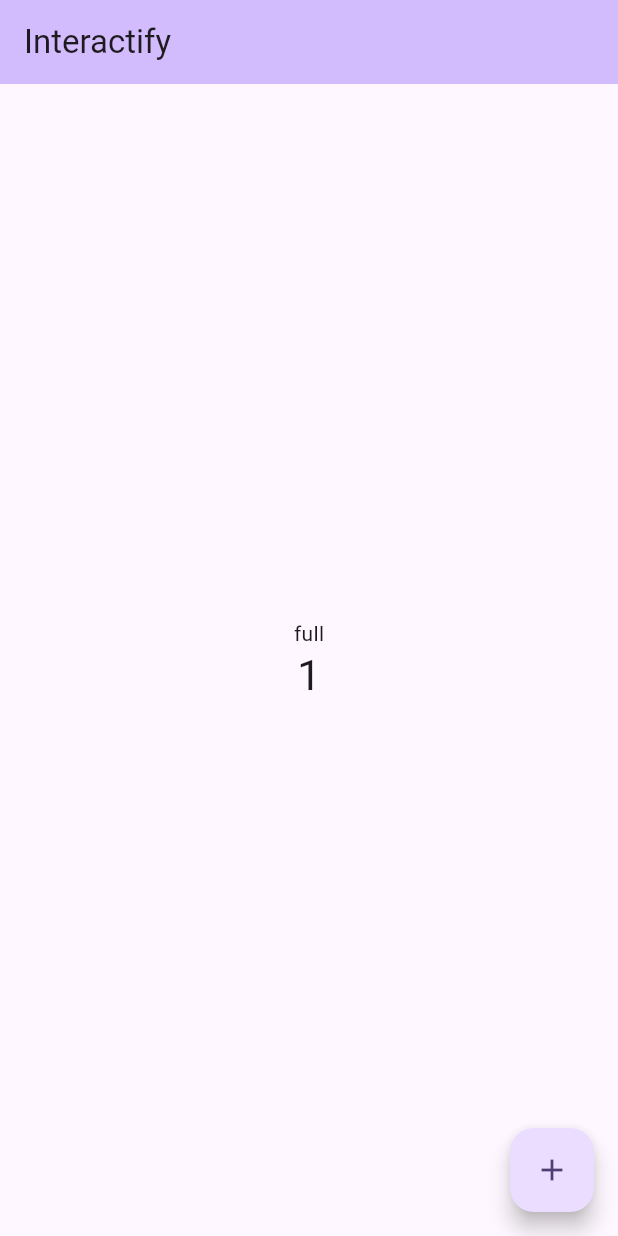
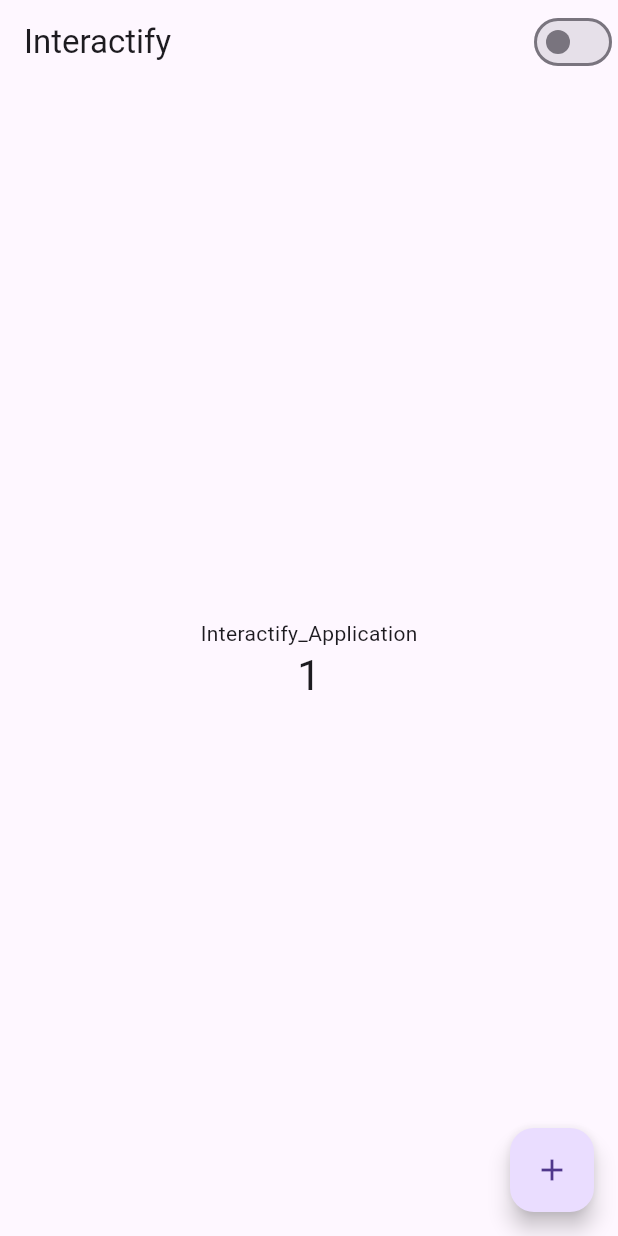
Before and after one commit to syapidyg/interactify-App, a Flutter app: the screen it shows after launch, after a tap on the "add" icon, on a phone screen of 412 x 824 dp. Run offline on Flutter 3.47's test engine with Material 3 defaults, Android fonts, the phone set to English and light mode, and no system bars; generated files the repository leaves out were written again.

Commit message:
Gestion des themes en suspend

```diff
--- a/Developpement/interactify_app/lib/Pages/my_home_page.dart
+++ b/Developpement/interactify_app/lib/Pages/my_home_page.dart
@@ -2,9 +2,15 @@
 import 'package:flutter_gen/gen_l10n/app_localizations.dart';
 
 class MyHomePage extends StatefulWidget {
-  const MyHomePage({super.key, required this.title});
+  const MyHomePage(
+      {super.key,
+      required this.title,
+      required this.isDarkMode,
+      required this.toggleTheme});
 
   final String title;
+  final bool isDarkMode;
+  final void Function(bool) toggleTheme;
 
   @override
   State<MyHomePage> createState() => _MyHomePageState();
@@ -22,23 +28,35 @@
   @override
   Widget build(BuildContext context) {
     final localizations = AppLocalizations.of(context)!;
+    print(widget.isDarkMode);
 
     return Scaffold(
       appBar: AppBar(
-        backgroundColor: Theme.of(context).colorScheme.inversePrimary,
         title: Text(widget.title),
+        actions: [
+          Switch(
+            value: widget.isDarkMode,
+            onChanged: (bool value) {
+              print("J$value" );
+              widget.toggleTheme(value);
+            },
+          ),
+        ],
       ),
       body: Center(
         child: Column(
           mainAxisAlignment: MainAxisAlignment.center,
           children: <Widget>[
-             Text(
-              localizations.appFull
-            ),
+            Text(localizations.appTitle),
             Text(
               '$_counter',
               style: Theme.of(context).textTheme.headlineMedium,
             ),
+            // ElevatedButton(
+            //     onPressed: widget.toggleTheme(true),
+            //     child: Text(widget.isDarkMode
+            //         ? 'Switch to Light Mode'
+            //         : 'Switch to Dark Mode')),
           ],
         ),
       ),
--- a/Developpement/interactify_app/lib/main.dart
+++ b/Developpement/interactify_app/lib/main.dart
@@ -6,36 +6,45 @@
   runApp(const MyApp());
 }
 
-class MyApp extends StatelessWidget {
+class MyApp extends StatefulWidget {
   const MyApp({super.key});
 
-  // This widget is the root of your application.
+  @override
+  State<MyApp> createState() => _MyAppState();
+}
+
+class _MyAppState extends State<MyApp> {
+  bool _isDarkMode = false;
+
+  void _toggleTheme(bool isDarkMode) {
+    setState(() {
+      _isDarkMode = isDarkMode;
+    });
+  }
+
   @override
   Widget build(BuildContext context) {
     return MaterialApp(
       title: 'Flutter Demo',
       localizationsDelegates: AppLocalizations.localizationsDelegates,
       supportedLocales: AppLocalizations.supportedLocales,
+      locale: Locale("fr"),
       theme: ThemeData(
-        // This is the theme of your application.
-        //
-        // TRY THIS: Try running your application with "flutter run". You'll see
-        // the application has a purple toolbar. Then, without quitting the app,
-        // try changing the seedColor in the colorScheme below to Colors.green
-        // and then invoke "hot reload" (save your changes or press the "hot
-        // reload" button in a Flutter-supported IDE, or press "r" if you used
-        // the command line to start the app).
-        //
-        // Notice that the counter didn't reset back to zero; the application
-        // state is not lost during the reload. To reset the state, use hot
-        // restart instead.
-        //
-        // This works for code too, not just values: Most code changes can be
-        // tested with just a hot reload.
-        colorScheme: ColorScheme.fromSeed(seedColor: Colors.deepPurple),
-        useMaterial3: true,
+        brightness: Brightness.light,
       ),
-      onGenerateRoute: AppRoutes.generateRoute,
+      darkTheme: ThemeData(
+        brightness: Brightness.dark,
+      ),
+      themeMode: _isDarkMode ? ThemeMode.dark : ThemeMode.light,
+      //   onGenerateRoute: (settings) => AppRoutes.generateRoute(
+      //       routeSettings: settings,
+      //       isDarkMode: _isDarkMode,
+      //       toggleTheme: _toggleTheme),
+      // );
+      onGenerateRoute: (settings) => AppRoutes.generateRoute(
+          routeSettings: settings,
+          isDarkMode: _isDarkMode,
+          toggleTheme: _toggleTheme),
     );
   }
 }
--- a/Developpement/interactify_app/lib/routes/app_routes.dart
+++ b/Developpement/interactify_app/lib/routes/app_routes.dart
@@ -1,9 +1,11 @@
 import 'package:flutter/material.dart';
 import 'package:interactify_app/Pages/my_home_page.dart';
 
-
 class AppRoutes {
-  static Route<dynamic> generateRoute(RouteSettings routeSettings) {
+  static Route<dynamic> generateRoute(
+      {required RouteSettings routeSettings,
+      required bool isDarkMode,
+      required void Function(bool) toggleTheme}) {
     switch (routeSettings.name) {
       // case "AppTest.routeName":
       //   return MaterialPageRoute<void>(
@@ -13,7 +15,8 @@
       default:
         return MaterialPageRoute<void>(
           settings: routeSettings,
-          builder: (BuildContext context) => const MyHomePage(title: "Interactify"),
+          builder: (BuildContext context) =>
+               MyHomePage(title: "Interactify", toggleTheme: toggleTheme, isDarkMode: isDarkMode, ),
         );
     }
   }
```
